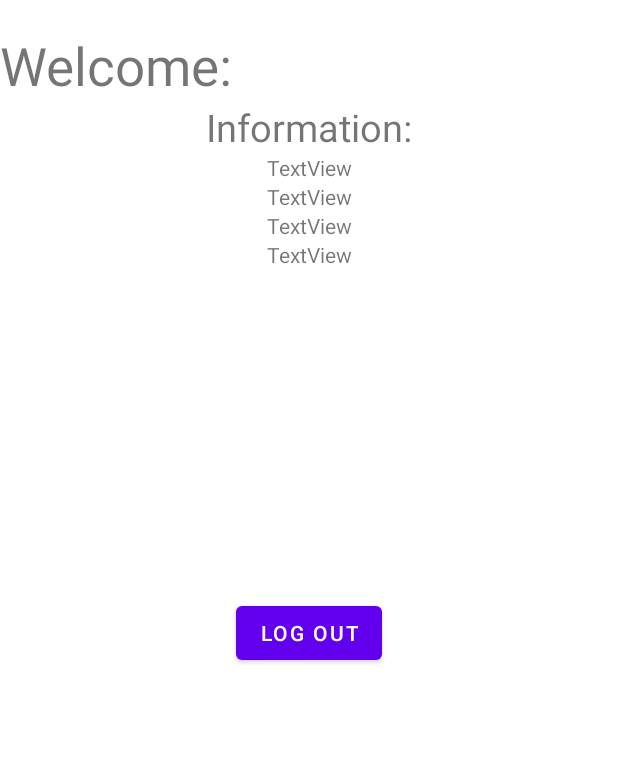
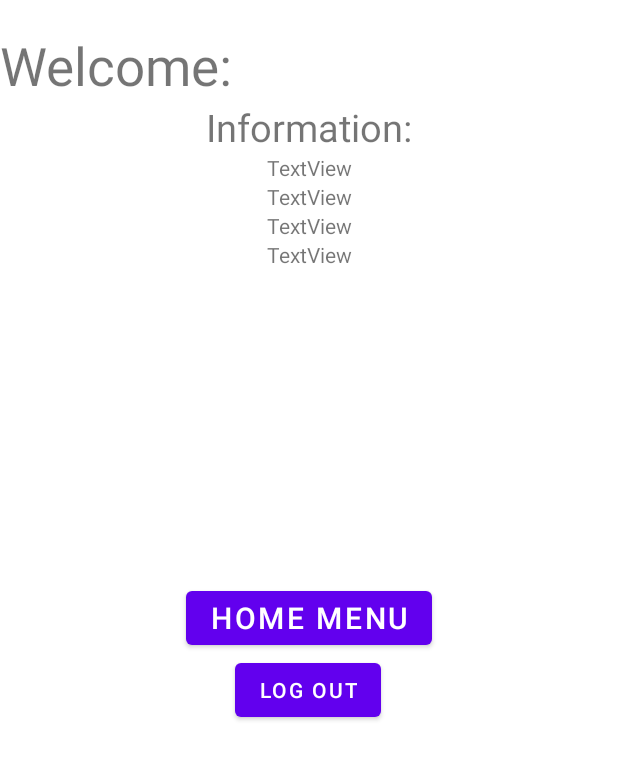
Before and after one commit to jhiltonjones/GSU_app, an Android app: the Profile screen opened directly, with no data from a screen before it, on a phone screen of 412 x 824 dp. Shown: the top 760 px of the screen. Run offline under Robolectric (Android 15) with nearby library versions, the phone set to English and light mode, and no system bars; our stand-ins replace Firebase (no records; nobody signed in at launch, a user with empty details on screens opened directly).

Commit message:
home button on profile

```diff
--- a/app/src/main/java/com/example/studentfeedbackapp/Profile.kt
+++ b/app/src/main/java/com/example/studentfeedbackapp/Profile.kt
@@ -40,6 +40,13 @@ class Profile : AppCompatActivity() {
             val intent = Intent(this, Login::class.java)
             startActivity(intent)
         }
+        val homeButton = findViewById<Button>(R.id.btn_home_menu)
+
+
+        homeButton.setOnClickListener {
+            val intent = Intent(this, ClassList::class.java)
+            startActivity(intent)
+        }
     }
 
     private fun getUserInfoFromFirestore(currentUser:String) {
--- a/app/src/main/res/layout/profile.xml
+++ b/app/src/main/res/layout/profile.xml
@@ -73,7 +73,20 @@
         android:text="Log Out"
         app:layout_constraintBottom_toBottomOf="parent"
         app:layout_constraintEnd_toEndOf="parent"
+        app:layout_constraintHorizontal_bias="0.498"
         app:layout_constraintStart_toStartOf="parent"
-        app:layout_constraintTop_toTopOf="@+id/user_name" />
+        app:layout_constraintTop_toBottomOf="@+id/btn_home_menu"
+        app:layout_constraintVertical_bias="0.0" />
+
+    <Button
+        android:id="@+id/btn_home_menu"
+        android:layout_width="wrap_content"
+        android:layout_height="wrap_content"
+        android:text="Home Menu"
+        android:textSize="20sp"
+        app:layout_constraintBottom_toBottomOf="parent"
+        app:layout_constraintEnd_toEndOf="parent"
+        app:layout_constraintStart_toStartOf="parent"
+        app:layout_constraintTop_toTopOf="parent" />
 
 </androidx.constraintlayout.widget.ConstraintLayout>
```
Also changed, not shown: app/src/main/res/layout/login.xml (+0 -7 lines).
